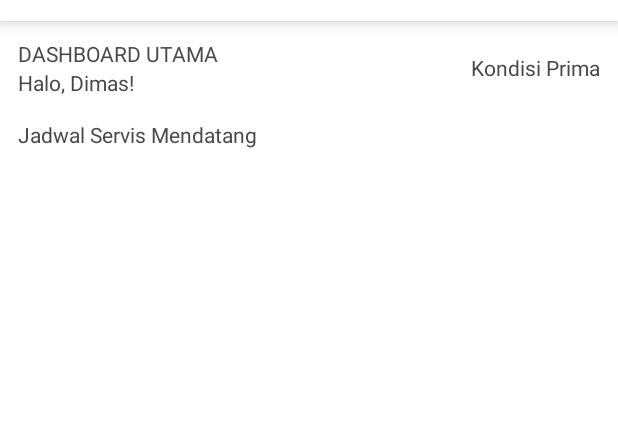
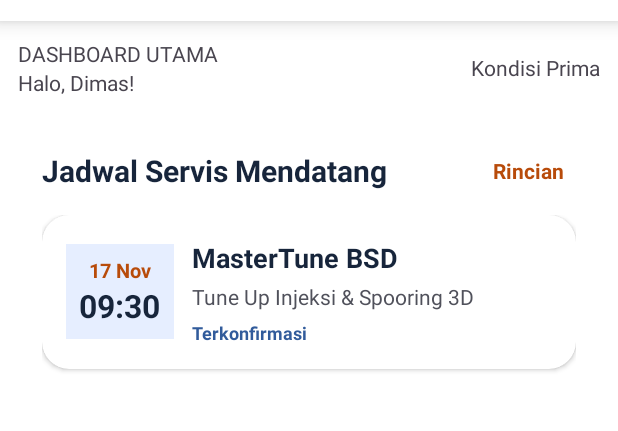
Before and after one commit to Pteraaaaz/AutoMate, an Android app: the screen it shows after launch (MainActivity), on a phone screen of 412 x 824 dp, the part 99-530 px from its top. Run offline under Robolectric (Android 15) with nearby library versions, the phone set to English and light mode, and no system bars.

Commit message:
Fitur Rincian Jadwal

```diff
--- a/app/build.gradle.kts
+++ b/app/build.gradle.kts
@@ -5,7 +5,7 @@ plugins {
 android {
     namespace = "com.example.automate"
     compileSdk {
-        version = release(36) {
+        version = release(37) {
             minorApiLevel = 1
         }
     }
--- a/app/src/main/AndroidManifest.xml
+++ b/app/src/main/AndroidManifest.xml
@@ -21,6 +21,10 @@
                 <category android:name="android.intent.category.LAUNCHER" />
             </intent-filter>
         </activity>
+        <activity
+            android:name=".ScheduleActivity"
+            android:exported="false">
+        </activity>
     </application>
 
 </manifest>
--- a/app/src/main/java/com/example/automate/MainActivity.kt
+++ b/app/src/main/java/com/example/automate/MainActivity.kt
@@ -1,20 +1,94 @@
 package com.example.automate
 
+import android.content.Intent
 import android.os.Bundle
+import android.widget.TextView
 import androidx.activity.enableEdgeToEdge
 import androidx.appcompat.app.AppCompatActivity
 import androidx.core.view.ViewCompat
 import androidx.core.view.WindowInsetsCompat
+import androidx.recyclerview.widget.LinearLayoutManager
+import androidx.recyclerview.widget.RecyclerView
+import java.time.LocalDateTime
+
 
 class MainActivity : AppCompatActivity() {
+
     override fun onCreate(savedInstanceState: Bundle?) {
         super.onCreate(savedInstanceState)
+
+        // Enable edge-to-edge display
         enableEdgeToEdge()
+
+        // Load XML layout
         setContentView(R.layout.activity_main)
-        ViewCompat.setOnApplyWindowInsetsListener(findViewById(R.id.main)) { v, insets ->
-            val systemBars = insets.getInsets(WindowInsetsCompat.Type.systemBars())
-            v.setPadding(systemBars.left, systemBars.top, systemBars.right, systemBars.bottom)
+
+        // Handle system bars (status bar and navigation bar)
+        ViewCompat.setOnApplyWindowInsetsListener(
+            findViewById(R.id.main)
+        ) { v, insets ->
+
+            val systemBars = insets.getInsets(
+                WindowInsetsCompat.Type.systemBars()
+            )
+
+            v.setPadding(
+                systemBars.left,
+                systemBars.top,
+                systemBars.right,
+                systemBars.bottom
+            )
+
             insets
+        }
+
+        // Initialize upcoming schedule section
+        setupUpcomingSchedule()
+
+    }
+
+    private fun setupUpcomingSchedule() {
+
+        // Get all schedules
+        val upcomingSchedules = ScheduleRepository.schedules
+            .filter {
+                it.dateTime.isAfter(LocalDateTime.now())
+            }
+            .sortedBy {
+                it.dateTime
+            }
+
+        // Get the most urgent schedule
+        val nearestSchedule = upcomingSchedules.firstOrNull()
+
+        // Find RecyclerView
+        val recyclerView = findViewById<RecyclerView>(
+            R.id.rvUpcomingSchedule
+        )
+
+        // Configure RecyclerView
+        recyclerView.layoutManager = LinearLayoutManager(this)
+
+        // Display only the nearest schedule
+        recyclerView.adapter = ScheduleAdapter(
+            nearestSchedule?.let {
+                listOf(it)
+            } ?: emptyList()
+        )
+
+        // Handle Rincian button
+        val detailsButton = findViewById<TextView>(
+            R.id.btnScheduleDetails
+        )
+
+        detailsButton.setOnClickListener {
+
+            val intent = Intent(
+                this,
+                ScheduleActivity::class.java
+            )
+
+            startActivity(intent)
         }
     }
 }
--- /dev/null
+++ b/app/src/main/java/com/example/automate/Schedule.kt
@@ -0,0 +1,11 @@
+package com.example.automate
+
+import java.time.LocalDateTime
+
+data class Schedule(
+    val id: Int,
+    val workshopName: String,
+    val serviceName: String,
+    val dateTime: LocalDateTime,
+    val status: String
+)
--- /dev/null
+++ b/app/src/main/java/com/example/automate/ScheduleActivity.kt
@@ -0,0 +1,37 @@
+package com.example.automate
+
+import android.os.Bundle
+import android.widget.Button
+import androidx.appcompat.app.AppCompatActivity
+import androidx.recyclerview.widget.LinearLayoutManager
+import androidx.recyclerview.widget.RecyclerView
+import java.time.LocalDateTime
+
+class ScheduleActivity : AppCompatActivity() {
+
+    override fun onCreate(savedInstanceState: Bundle?) {
+        super.onCreate(savedInstanceState)
+
+        setContentView(R.layout.activity_schedule)
+
+        val recyclerView = findViewById<RecyclerView>(
+            R.id.rvAllSchedules
+        )
+
+        recyclerView.layoutManager =
+            LinearLayoutManager(this)
+
+        val upcomingSchedules = ScheduleRepository.schedules
+            .filter {
+                it.dateTime.isAfter(LocalDateTime.now())
+            }
+            .sortedBy { it.dateTime }
+
+        recyclerView.adapter = ScheduleAdapter(upcomingSchedules)
+
+        val backBtn = findViewById<Button>(R.id.backBtn)
+        backBtn.setOnClickListener {
+            onBackPressedDispatcher.onBackPressed()
+        }
+    }
+}
--- /dev/null
+++ b/app/src/main/java/com/example/automate/ScheduleAdapter.kt
@@ -0,0 +1,69 @@
+package com.example.automate
+
+import android.view.LayoutInflater
+import android.view.View
+import android.view.ViewGroup
+import android.widget.TextView
+import androidx.recyclerview.widget.RecyclerView
+import java.time.format.DateTimeFormatter
+
+class ScheduleAdapter(
+    private val schedules: List<Schedule>
+) : RecyclerView.Adapter<ScheduleAdapter.ScheduleViewHolder>() {
+
+    class ScheduleViewHolder(view: View) :
+        RecyclerView.ViewHolder(view) {
+
+        val day = view.findViewById<TextView>(
+            R.id.txtScheduleDay
+        )
+
+        val time = view.findViewById<TextView>(
+            R.id.txtScheduleTime
+        )
+
+        val workshop = view.findViewById<TextView>(
+            R.id.txtWorkshopName
+        )
+
+        val service = view.findViewById<TextView>(
+            R.id.txtServiceName
+        )
+
+        val status = view.findViewById<TextView>(
+            R.id.txtScheduleStatus
+        )
+    }
+
+    override fun onCreateViewHolder(
+        parent: ViewGroup,
+        viewType: Int
+    ): ScheduleViewHolder {
+
+        val view = LayoutInflater.from(parent.context)
+            .inflate(R.layout.item_schedule, parent, false)
+
+        return ScheduleViewHolder(view)
+    }
+
+    override fun onBindViewHolder(
+        holder: ScheduleViewHolder,
+        position: Int
+    ) {
+        val schedule = schedules[position]
+
+        holder.day.text = schedule.dateTime
+            .format(DateTimeFormatter.ofPattern("dd MMM"))
+
+        holder.time.text = schedule.dateTime
+            .format(DateTimeFormatter.ofPattern("HH:mm"))
+
+        holder.workshop.text = schedule.workshopName
+        holder.service.text = schedule.serviceName
+        holder.status.text = schedule.status
+    }
+
+    override fun getItemCount(): Int {
+        return schedules.size
+    }
+}
--- /dev/null
+++ b/app/src/main/java/com/example/automate/ScheduleRepository.kt
@@ -0,0 +1,33 @@
+package com.example.automate
+
+import java.time.LocalDateTime
+
+object ScheduleRepository {
+
+    val schedules = listOf(
+
+        Schedule(
+            1,
+            "MasterTune BSD",
+            "Tune Up Injeksi & Spooring 3D",
+            LocalDateTime.of(2026, 11, 17, 9, 30),
+            "Terkonfirmasi"
+        ),
+
+        Schedule(
+            2,
+            "AutoCare Tangerang",
+            "Ganti Oli",
+            LocalDateTime.of(2026, 11, 20, 14, 0),
+            "Menunggu"
+        ),
+
+        Schedule(
+            3,
+            "Honda Service Center",
+            "Pemeriksaan Mesin",
+            LocalDateTime.of(2026, 11, 25, 10, 0),
+            "Terkonfirmasi"
+        )
+    )
+}
--- a/app/src/main/res/layout/activity_main.xml
+++ b/app/src/main/res/layout/activity_main.xml
@@ -49,23 +49,53 @@
                 android:gravity="center"/>
         </LinearLayout>
 
+
         <LinearLayout
+            xmlns:android="http://schemas.android.com/apk/res/android"
             android:layout_width="match_parent"
-            android:layout_height="match_parent">
+            android:layout_height="wrap_content"
+            android:orientation="vertical"
+            android:padding="16dp">
 
-            <ImageView
-                android:layout_width="wrap_content"
-                android:layout_height="wrap_content" />
+            <!-- Section header -->
+            <LinearLayout
+                android:layout_width="match_parent"
+                android:layout_height="wrap_content"
+                android:orientation="horizontal"
+                android:gravity="center_vertical">
 
-            <TextView
-                android:layout_width="wrap_content"
+                <TextView
+                    android:layout_width="0dp"
+                    android:layout_height="wrap_content"
+                    android:layout_weight="1"
+                    android:text="Jadwal Servis Mendatang"
+                    android:textSize="20sp"
+                    android:textStyle="bold"
+                    android:textColor="#17253B"/>
+
+                <TextView
+                    android:id="@+id/btnScheduleDetails"
+                    android:layout_width="wrap_content"
+                    android:layout_height="wrap_content"
+                    android:text="Rincian"
+                    android:textColor="#B84B0A"
+                    android:textStyle="bold"
+                    android:padding="8dp"
+                    android:clickable="true"
+                    android:focusable="true"/>
+
+            </LinearLayout>
+
+            <!-- Only the most urgent schedule -->
+            <androidx.recyclerview.widget.RecyclerView
+                android:id="@+id/rvUpcomingSchedule"
+                android:layout_width="match_parent"
                 android:layout_height="wrap_content"
-                android:layout_weight="1"
-                android:text="Jadwal Servis Mendatang"/>
-
-
+                android:layout_marginTop="12dp"
+                android:nestedScrollingEnabled="false"/>
 
         </LinearLayout>
+
 
     </LinearLayout>
 
--- /dev/null
+++ b/app/src/main/res/layout/activity_schedule.xml
@@ -0,0 +1,39 @@
+<?xml version="1.0" encoding="utf-8"?>
+<LinearLayout
+    xmlns:android="http://schemas.android.com/apk/res/android"
+    android:layout_width="match_parent"
+    android:layout_height="match_parent"
+    android:orientation="vertical"
+    android:padding="16dp"
+    android:background="#F5F7FC">
+
+    <LinearLayout
+        android:layout_width="match_parent"
+        android:layout_height="wrap_content"
+        android:paddingTop="20dp"
+        android:orientation="horizontal">
+
+        <Button
+            android:id="@+id/backBtn"
+            android:layout_width="wrap_content"
+            android:layout_height="wrap_content"
+            android:text="Back"/>
+
+        <TextView
+            android:layout_width="match_parent"
+            android:layout_height="wrap_content"
+            android:text="Semua Jadwal Servis"
+            android:textSize="24sp"
+            android:textStyle="bold"
+            android:textColor="#17253B"
+            android:layout_marginBottom="16dp"/>
+
+    </LinearLayout>
+
+    <androidx.recyclerview.widget.RecyclerView
+        android:id="@+id/rvAllSchedules"
+        android:layout_width="match_parent"
+        android:layout_height="match_parent"
+        android:nestedScrollingEnabled="true"/>
+
+</LinearLayout>
--- /dev/null
+++ b/app/src/main/res/layout/item_schedule.xml
@@ -0,0 +1,88 @@
+<?xml version="1.0" encoding="utf-8"?>
+<androidx.cardview.widget.CardView
+    xmlns:android="http://schemas.android.com/apk/res/android"
+    xmlns:app="http://schemas.android.com/apk/res-auto"
+    android:layout_width="match_parent"
+    android:layout_height="wrap_content"
+    android:layout_marginBottom="12dp"
+    app:cardCornerRadius="18dp"
+    app:cardElevation="2dp"
+    app:cardBackgroundColor="#FFFFFF">
+
+    <LinearLayout
+        android:layout_width="match_parent"
+        android:layout_height="wrap_content"
+        android:orientation="horizontal"
+        android:gravity="center_vertical"
+        android:padding="16dp">
+
+        <!-- Date and time -->
+        <LinearLayout
+            android:layout_width="72dp"
+            android:layout_height="wrap_content"
+            android:orientation="vertical"
+            android:gravity="center"
+            android:padding="8dp"
+            android:background="#E6EEFF">
+
+            <TextView
+                android:id="@+id/txtScheduleDay"
+                android:layout_width="wrap_content"
+                android:layout_height="wrap_content"
+                android:text="BESOK"
+                android:textColor="#B84B0A"
+                android:textStyle="bold"
+                android:textSize="13sp"/>
+
+            <TextView
+                android:id="@+id/txtScheduleTime"
+                android:layout_width="wrap_content"
+                android:layout_height="wrap_content"
+                android:text="09:30"
+                android:textColor="#17253B"
+                android:textStyle="bold"
+                android:textSize="21sp"/>
+
+        </LinearLayout>
+
+        <!-- Schedule information -->
+        <LinearLayout
+            android:layout_width="0dp"
+            android:layout_height="wrap_content"
+            android:layout_weight="1"
+            android:orientation="vertical"
+            android:paddingStart="12dp">
+
+            <TextView
+                android:id="@+id/txtWorkshopName"
+                android:layout_width="match_parent"
+                android:layout_height="wrap_content"
+                android:text="MasterTune BSD"
+                android:textColor="#17253B"
+                android:textStyle="bold"
+                android:textSize="18sp"/>
+
+            <TextView
+                android:id="@+id/txtServiceName"
+                android:layout_width="match_parent"
+                android:layout_height="wrap_content"
+                android:text="Tune Up Injeksi and Spooring 3D"
+                android:textColor="#50515B"
+                android:textSize="14sp"
+                android:layout_marginTop="4dp"/>
+
+            <TextView
+                android:id="@+id/txtScheduleStatus"
+                android:layout_width="wrap_content"
+                android:layout_height="wrap_content"
+                android:text="Terkonfirmasi"
+                android:textColor="#315B9B"
+                android:textStyle="bold"
+                android:textSize="12sp"
+                android:layout_marginTop="6dp"/>
+
+        </LinearLayout>
+
+    </LinearLayout>
+
+</androidx.cardview.widget.CardView>
```
